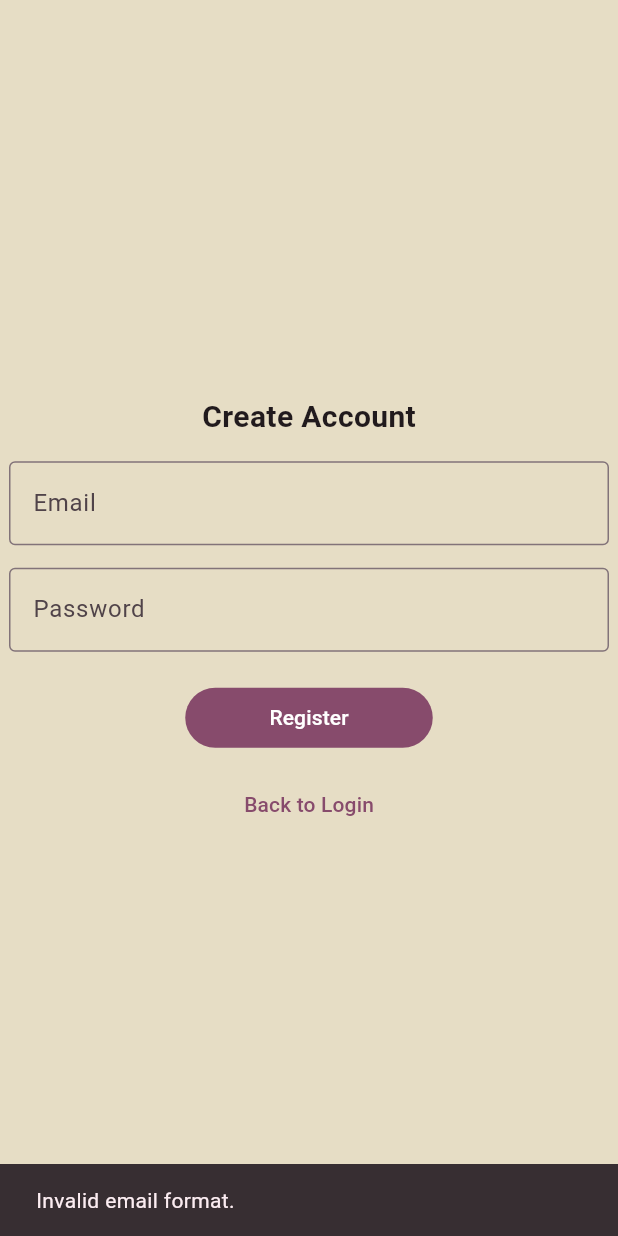
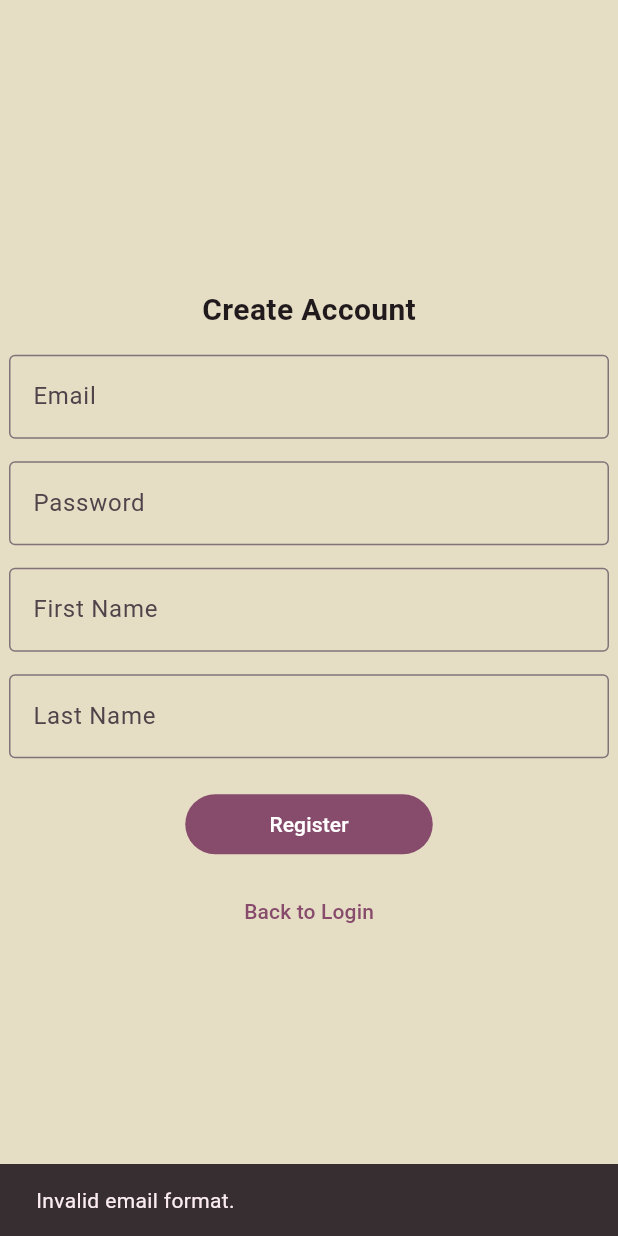
Before and after one commit to satasatalight/library-manager, a Flutter app: the RegisterForm widget shown alone on an empty page, opened directly with empty values, after a tap on "Register", on a phone screen of 412 x 824 dp. Run offline on Flutter 3.47's test engine with Material 3 defaults, Android fonts, the phone set to English and light mode, and no system bars; our stand-ins replace dio, flutter_secure_storage, google_fonts; accounts and stored records are empty.

Commit message:
add first name and last name fields to register component

```diff
--- a/mobile/library_manager/lib/components/register_form.dart
+++ b/mobile/library_manager/lib/components/register_form.dart
@@ -22,6 +22,8 @@ class RegisterForm extends StatefulWidget {
 class _RegisterFormState extends State<RegisterForm> {
   late final TextEditingController _emailCont;
   late final TextEditingController _passwordCont;
+  late final TextEditingController _fnameCont;
+  late final TextEditingController _lnameCont;
 
   @override
   void initState() {
@@ -29,11 +31,15 @@ class _RegisterFormState extends State<RegisterForm> {
     // Pre-fill fields with the credentials the user originally typed
     _emailCont = TextEditingController(text: widget.initialEmail);
     _passwordCont = TextEditingController(text: widget.initialPassword);
+    _lnameCont = TextEditingController(text: "");
+    _fnameCont = TextEditingController(text: "");
   }
 
   Future<void> handleRegister() async {
     String email = _emailCont.text.trim();
     String password = _passwordCont.text;
+    String fname = _fnameCont.text;
+    String lname = _lnameCont.text;
 
     // Email format validation
     final emailRegex = RegExp(r'^[^\s@]+@[^\s@]+\.[^\s@]+$');
@@ -55,7 +61,7 @@ class _RegisterFormState extends State<RegisterForm> {
       final dio = Dio();
       final response = await dio.post(
         'https://library-manager-ashy.vercel.app/users/register',
-        data: {'email': email, 'password': password},
+        data: {'email': email, 'password': password, 'first_name': fname, 'last_name': lname},
       );
 
       final data = response.data;
@@ -124,6 +130,28 @@ class _RegisterFormState extends State<RegisterForm> {
               ),
             ),
           ),
+          const SizedBox(height: 15),
+          SizedBox(
+            width: 400,
+            child: TextField(
+              controller: _fnameCont,
+              decoration: const InputDecoration(
+                labelText: 'First Name',
+                border: OutlineInputBorder(),
+              ),
+            ),
+          ),
+          const SizedBox(height: 15),
+          SizedBox(
+            width: 400,
+            child: TextField(
+              controller: _lnameCont,
+              decoration: const InputDecoration(
+                labelText: 'Last Name',
+                border: OutlineInputBorder(),
+              ),
+            ),
+          ),
           const SizedBox(height: 20),
           SizedBox(
             width: 165,
```
